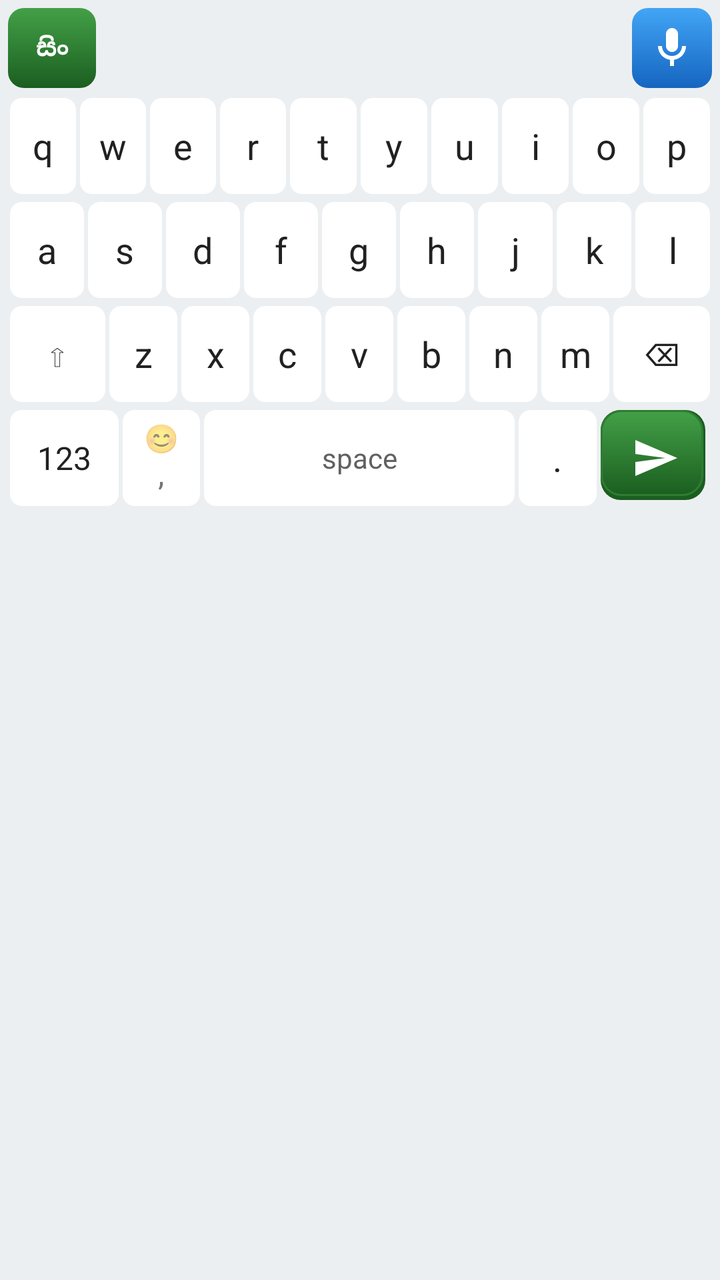
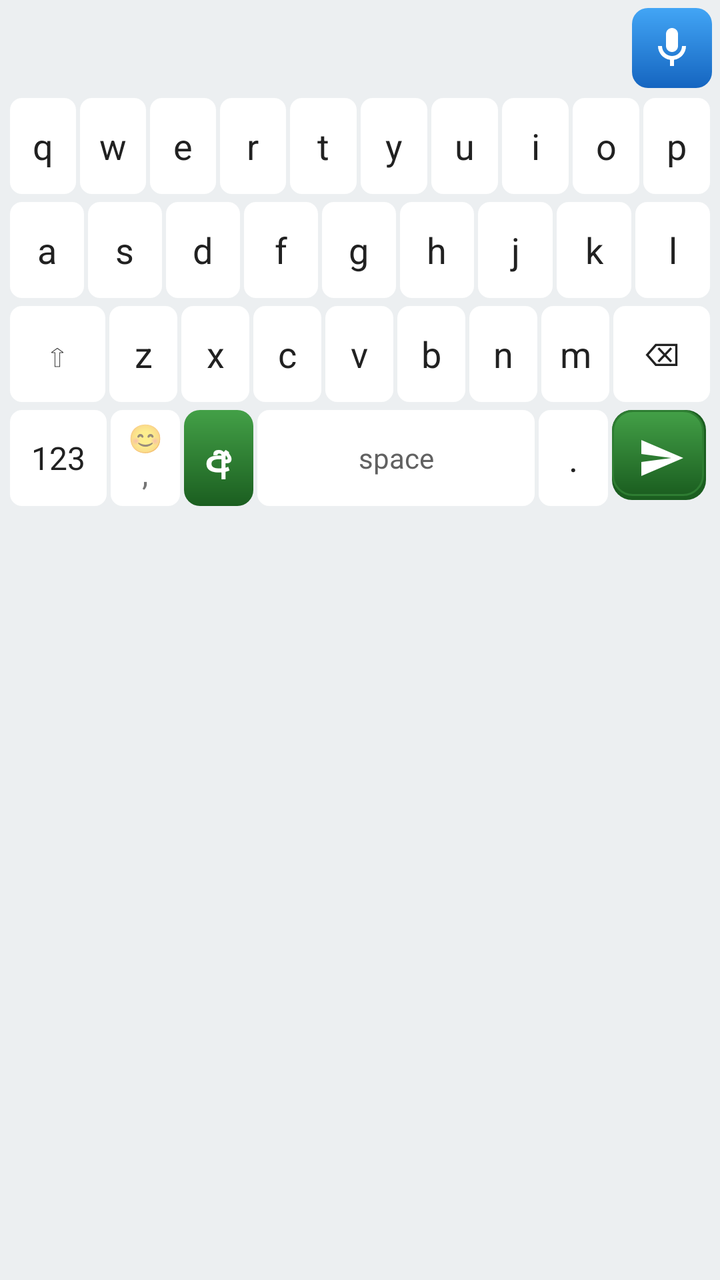

Screens rendered from an Android XML layout before and after an edit, with the pre-edit source and the edit as a unified diff.
<!-- AndroidManifest.xml: application theme Theme.SinhalaKeyboard -->
<!-- res/layout/keyboard_view.xml -->
<?xml version="1.0" encoding="utf-8"?>
<LinearLayout xmlns:android="http://schemas.android.com/apk/res/android"
    android:id="@+id/keyboardRoot"
    android:layout_width="match_parent"
    android:layout_height="wrap_content"
    android:background="#ECEFF1"
    android:orientation="vertical"
    android:padding="4dp">

    <LinearLayout
        android:id="@+id/topBarRow"
        android:layout_width="match_parent"
        android:layout_height="40dp"
        android:gravity="center_vertical"
        android:orientation="horizontal">

        <ImageView
            android:id="@+id/btnToolbarExpand"
            android:layout_width="40dp"
            android:layout_height="40dp"
            android:layout_marginEnd="4dp"
            android:background="@drawable/toolbar_btn_expand"
            android:clickable="true"
            android:contentDescription="@string/show_toolbar"
            android:focusable="true"
            android:padding="8dp"
            android:scaleType="centerInside"
            android:src="@drawable/ic_toolbar_expand"
            android:visibility="gone" />

        <LinearLayout
            android:id="@+id/toolbarRow"
            android:layout_width="0dp"
            android:layout_height="match_parent"
            android:layout_weight="1"
            android:gravity="center_vertical"
            android:orientation="horizontal">

            <TextView
                android:id="@+id/btnLang"
                style="@style/ToolbarButton"
                android:layout_marginStart="0dp"
                android:background="@drawable/toolbar_btn_lang"
                android:text="@string/mode_sinhala"
                android:textColor="#FFFFFF" />

            <TextView
                android:id="@+id/btnToEnglish"
                style="@style/ToolbarButton"
                android:background="@drawable/toolbar_btn_translate"
                android:text="@string/key_to_english"
                android:textColor="#FFFFFF"
                android:visibility="gone" />

            <TextView
                android:id="@+id/btnFix"
                style="@style/ToolbarButton"
                android:background="@drawable/toolbar_btn_fix"
                android:text="@string/key_fix"
                android:textColor="#FFFFFF"
                android:visibility="gone" />

            <TextView
                android:id="@+id/btnTonePro"
                style="@style/ToolbarButton"
                android:background="@drawable/toolbar_btn_tone_on"
                android:text="@string/tone_professional"
                android:textColor="#FFFFFF"
                android:visibility="gone" />

            <TextView
                android:id="@+id/btnToneFriendly"
                style="@style/ToolbarButton"
                android:background="@drawable/toolbar_btn_tone_off"
                android:text="@string/tone_friendly"
                android:textColor="#CFD8DC"
                android:visibility="gone" />
        </LinearLayout>

        <HorizontalScrollView
            android:id="@+id/suggestionScroll"
            android:layout_width="0dp"
            android:layout_height="match_parent"
            android:layout_weight="1"
            android:scrollbars="none"
            android:visibility="gone">

            <LinearLayout
                android:id="@+id/suggestionRow"
                android:layout_width="wrap_content"
                android:layout_height="match_parent"
                android:gravity="center_vertical"
                android:orientation="horizontal"
                android:paddingHorizontal="2dp" />
        </HorizontalScrollView>

        <ProgressBar
            android:id="@+id/progress"
            android:layout_width="24dp"
            android:layout_height="24dp"
            android:layout_marginEnd="4dp"
            android:visibility="gone" />

        <ImageView
            android:id="@+id/btnMic"
            android:layout_width="40dp"
            android:layout_height="40dp"
            android:background="@drawable/toolbar_btn_mic"
            android:clickable="true"
            android:contentDescription="@string/key_mic"
            android:focusable="true"
            android:padding="8dp"
            android:scaleType="centerInside"
            android:src="@drawable/ic_mic" />
    </LinearLayout>

    <include
        android:id="@+id/emojiPanel"
        layout="@layout/emoji_panel" />

    <LinearLayout
        android:id="@+id/keyboardKeysPanel"
        android:layout_width="match_parent"
        android:layout_height="wrap_content"
        android:layout_marginTop="4dp"
        android:orientation="vertical">

        <LinearLayout style="@style/KeyboardRow">
            <TextView android:id="@+id/keyQ" style="@style/KeyText" android:text="q" />
            <TextView android:id="@+id/keyW" style="@style/KeyText" android:text="w" />
            <TextView android:id="@+id/keyE" style="@style/KeyText" android:text="e" />
            <TextView android:id="@+id/keyR" style="@style/KeyText" android:text="r" />
            <TextView android:id="@+id/keyT" style="@style/KeyText" android:text="t" />
            <TextView android:id="@+id/keyY" style="@style/KeyText" android:text="y" />
            <TextView android:id="@+id/keyU" style="@style/KeyText" android:text="u" />
            <TextView android:id="@+id/keyI" style="@style/KeyText" android:text="i" />
            <TextView android:id="@+id/keyO" style="@style/KeyText" android:text="o" />
            <TextView android:id="@+id/keyP" style="@style/KeyText" android:text="p" />
        </LinearLayout>

        <LinearLayout style="@style/KeyboardRow">
            <TextView android:id="@+id/keyA" style="@style/KeyText" android:text="a" />
            <TextView android:id="@+id/keyS" style="@style/KeyText" android:text="s" />
            <TextView android:id="@+id/keyD" style="@style/KeyText" android:text="d" />
            <TextView android:id="@+id/keyF" style="@style/KeyText" android:text="f" />
            <TextView android:id="@+id/keyG" style="@style/KeyText" android:text="g" />
            <TextView android:id="@+id/keyH" style="@style/KeyText" android:text="h" />
            <TextView android:id="@+id/keyJ" style="@style/KeyText" android:text="j" />
            <TextView android:id="@+id/keyK" style="@style/KeyText" android:text="k" />
            <TextView android:id="@+id/keyL" style="@style/KeyText" android:text="l" />
        </LinearLayout>

        <LinearLayout style="@style/KeyboardRow">
            <TextView android:id="@+id/keyShift" style="@style/KeyTextWide" android:text="⇧" />
            <TextView android:id="@+id/keyZ" style="@style/KeyText" android:text="z" />
            <TextView android:id="@+id/keyX" style="@style/KeyText" android:text="x" />
            <TextView android:id="@+id/keyC" style="@style/KeyText" android:text="c" />
            <TextView android:id="@+id/keyV" style="@style/KeyText" android:text="v" />
            <TextView android:id="@+id/keyB" style="@style/KeyText" android:text="b" />
            <TextView android:id="@+id/keyN" style="@style/KeyText" android:text="n" />
            <TextView android:id="@+id/keyM" style="@style/KeyText" android:text="m" />
            <TextView android:id="@+id/keyBackspace" style="@style/KeyTextWide" android:text="⌫" />
        </LinearLayout>

        <LinearLayout style="@style/KeyboardRow">
            <TextView android:id="@+id/keyNumbers" style="@style/KeyTextWide" android:text="123" />
            <include layout="@layout/key_emoji_comma" />
            <TextView
                android:id="@+id/keyLangBottom"
                style="@style/KeyText"
                android:text="@string/mode_sinhala"
                android:visibility="gone" />
            <TextView android:id="@+id/keySpace" style="@style/KeyTextSpace" android:text="space" />
            <TextView android:id="@+id/keyPeriod" style="@style/KeyText" android:text="." />
            <TextView
                android:id="@+id/keyBackspaceBottom"
                style="@style/KeyTextWide"
                android:contentDescription="@string/key_backspace"
                android:text="⌫"
                android:visibility="gone" />
            <ImageView
                android:id="@+id/keyEnter"
                style="@style/KeyTextSend"
                android:contentDescription="@string/key_send"
                android:scaleType="centerInside"
                android:src="@drawable/ic_send_arrow" />
        </LinearLayout>
    </LinearLayout>
</LinearLayout>
<!-- res/layout/emoji_panel.xml (included above) -->
<?xml version="1.0" encoding="utf-8"?>
<LinearLayout xmlns:android="http://schemas.android.com/apk/res/android"
    android:id="@+id/emojiPanel"
    android:layout_width="match_parent"
    android:layout_height="wrap_content"
    android:orientation="vertical"
    android:paddingBottom="4dp"
    android:visibility="gone">

    <HorizontalScrollView
        android:layout_width="match_parent"
        android:layout_height="wrap_content"
        android:scrollbars="none">

        <LinearLayout
            android:id="@+id/emojiCategoryBar"
            android:layout_width="wrap_content"
            android:layout_height="wrap_content"
            android:gravity="center_vertical"
            android:orientation="horizontal"
            android:paddingHorizontal="4dp"
            android:paddingVertical="4dp" />
    </HorizontalScrollView>

    <ScrollView
        android:layout_width="match_parent"
        android:layout_height="200dp"
        android:scrollbars="none">

        <GridLayout
            android:id="@+id/emojiGrid"
            android:layout_width="match_parent"
            android:layout_height="wrap_content"
            android:alignmentMode="alignBounds"
            android:columnCount="8"
            android:paddingHorizontal="2dp" />
    </ScrollView>
</LinearLayout>
<!-- res/layout/key_emoji_comma.xml (included above) -->
<?xml version="1.0" encoding="utf-8"?>
<LinearLayout xmlns:android="http://schemas.android.com/apk/res/android"
    android:id="@+id/keyComma"
    style="@style/KeyText"
    android:gravity="center"
    android:orientation="vertical">

    <TextView
        android:id="@+id/keyCommaEmoji"
        android:layout_width="wrap_content"
        android:layout_height="wrap_content"
        android:includeFontPadding="false"
        android:text="😊"
        android:textSize="14sp" />

    <TextView
        android:id="@+id/keyCommaSymbol"
        android:layout_width="wrap_content"
        android:layout_height="wrap_content"
        android:includeFontPadding="false"
        android:text=","
        android:textSize="16sp" />
</LinearLayout>
<!-- resources referenced by this layout -->
<resources>
  <!-- drawable toolbar_btn_expand (drawable) -->
  <?xml version="1.0" encoding="utf-8"?>
  <ripple xmlns:android="http://schemas.android.com/apk/res/android"
      android:color="#33FFFFFF">
      <item>
          <shape android:shape="rectangle">
              <solid android:color="#546E7A" />
              <corners android:radius="8dp" />
          </shape>
      </item>
  </ripple>
  <!-- drawable toolbar_btn_fix (drawable) -->
  <?xml version="1.0" encoding="utf-8"?>
  <shape xmlns:android="http://schemas.android.com/apk/res/android"
      android:shape="rectangle">
      <gradient
          android:angle="270"
          android:endColor="#E65100"
          android:startColor="#FFB74D" />
      <corners android:radius="8dp" />
  </shape>
  <!-- drawable toolbar_btn_lang (drawable) -->
  <?xml version="1.0" encoding="utf-8"?>
  <shape xmlns:android="http://schemas.android.com/apk/res/android"
      android:shape="rectangle">
      <gradient
          android:angle="270"
          android:endColor="#1B5E20"
          android:startColor="#43A047" />
      <corners android:radius="8dp" />
  </shape>
  <!-- drawable toolbar_btn_mic (drawable) -->
  <?xml version="1.0" encoding="utf-8"?>
  <shape xmlns:android="http://schemas.android.com/apk/res/android"
      android:shape="rectangle">
      <gradient
          android:angle="270"
          android:endColor="#1565C0"
          android:startColor="#42A5F5" />
      <corners android:radius="8dp" />
  </shape>
  <!-- drawable toolbar_btn_tone_off (drawable) -->
  <?xml version="1.0" encoding="utf-8"?>
  <shape xmlns:android="http://schemas.android.com/apk/res/android"
      android:shape="rectangle">
      <solid android:color="#37474F" />
      <stroke
          android:width="1dp"
          android:color="#78909C" />
      <corners android:radius="8dp" />
  </shape>
  <!-- drawable toolbar_btn_tone_on (drawable) -->
  <?xml version="1.0" encoding="utf-8"?>
  <shape xmlns:android="http://schemas.android.com/apk/res/android"
      android:shape="rectangle">
      <gradient
          android:angle="270"
          android:endColor="#1B5E20"
          android:startColor="#43A047" />
      <corners android:radius="8dp" />
  </shape>
  <string name="key_backspace">Backspace</string>
  <string name="key_fix">Fix</string>
  <string name="key_mic">Microphone</string>
  <string name="key_send">Send</string>
  <string name="key_to_english">→EN</string>
  <string name="mode_sinhala">සිං</string>
  <string name="show_toolbar">Show keyboard tools</string>
  <string name="tone_friendly">Friendly</string>
  <string name="tone_professional">Pro</string>
  <style name="KeyboardRow">
          <item name="android:layout_width">match_parent</item>
          <item name="android:layout_height">wrap_content</item>
          <item name="android:orientation">horizontal</item>
          <item name="android:gravity">center</item>
          <item name="android:layout_marginBottom">2dp</item>
      </style>
  <style name="Theme.SinhalaKeyboard" parent="Theme.MaterialComponents.DayNight.DarkActionBar" />
  <!-- drawable key_bg (drawable) -->
  <?xml version="1.0" encoding="utf-8"?>
  <ripple xmlns:android="http://schemas.android.com/apk/res/android"
      android:color="#B0BEC5">
      <item>
          <shape android:shape="rectangle">
              <solid android:color="#FFFFFF" />
              <corners android:radius="6dp" />
          </shape>
      </item>
  </ripple>
  <!-- unchanged entries left out for length: 10 -->
</resources>

<!-- the commit's change to res/layout/keyboard_view.xml (unified diff, before → after) -->
@@ -37,14 +37,6 @@
             android:orientation="horizontal">
 
             <TextView
-                android:id="@+id/btnLang"
-                style="@style/ToolbarButton"
-                android:layout_marginStart="0dp"
-                android:background="@drawable/toolbar_btn_lang"
-                android:text="@string/mode_sinhala"
-                android:textColor="#FFFFFF" />
-
-            <TextView
                 android:id="@+id/btnToEnglish"
                 style="@style/ToolbarButton"
                 android:background="@drawable/toolbar_btn_translate"
@@ -167,9 +159,8 @@
             <include layout="@layout/key_emoji_comma" />
             <TextView
                 android:id="@+id/keyLangBottom"
-                style="@style/KeyText"
-                android:text="@string/mode_sinhala"
-                android:visibility="gone" />
+                style="@style/KeyTextLang"
+                android:text="@string/mode_sinhala_key" />
             <TextView android:id="@+id/keySpace" style="@style/KeyTextSpace" android:text="space" />
             <TextView android:id="@+id/keyPeriod" style="@style/KeyText" android:text="." />
             <TextView
<!-- resource entries referenced after the edit -->
@@ -66,10 +66,23 @@
   <string name="key_mic">Microphone</string>
   <string name="key_send">Send</string>
   <string name="key_to_english">→EN</string>
-  <string name="mode_sinhala">සිං</string>
+  <string name="mode_sinhala_key">අ</string>
   <string name="show_toolbar">Show keyboard tools</string>
   <string name="tone_friendly">Friendly</string>
   <string name="tone_professional">Pro</string>
+  <style name="KeyTextLang">
+          <item name="android:layout_width">0dp</item>
+          <item name="android:layout_height">48dp</item>
+          <item name="android:layout_weight">1</item>
+          <item name="android:layout_margin">1dp</item>
+          <item name="android:gravity">center</item>
+          <item name="android:textSize">18sp</item>
+          <item name="android:textStyle">bold</item>
+          <item name="android:textColor">#FFFFFF</item>
+          <item name="android:background">@drawable/toolbar_btn_lang</item>
+          <item name="android:clickable">true</item>
+          <item name="android:focusable">true</item>
+      </style>
   <style name="KeyboardRow">
           <item name="android:layout_width">match_parent</item>
           <item name="android:layout_height">wrap_content</item>
